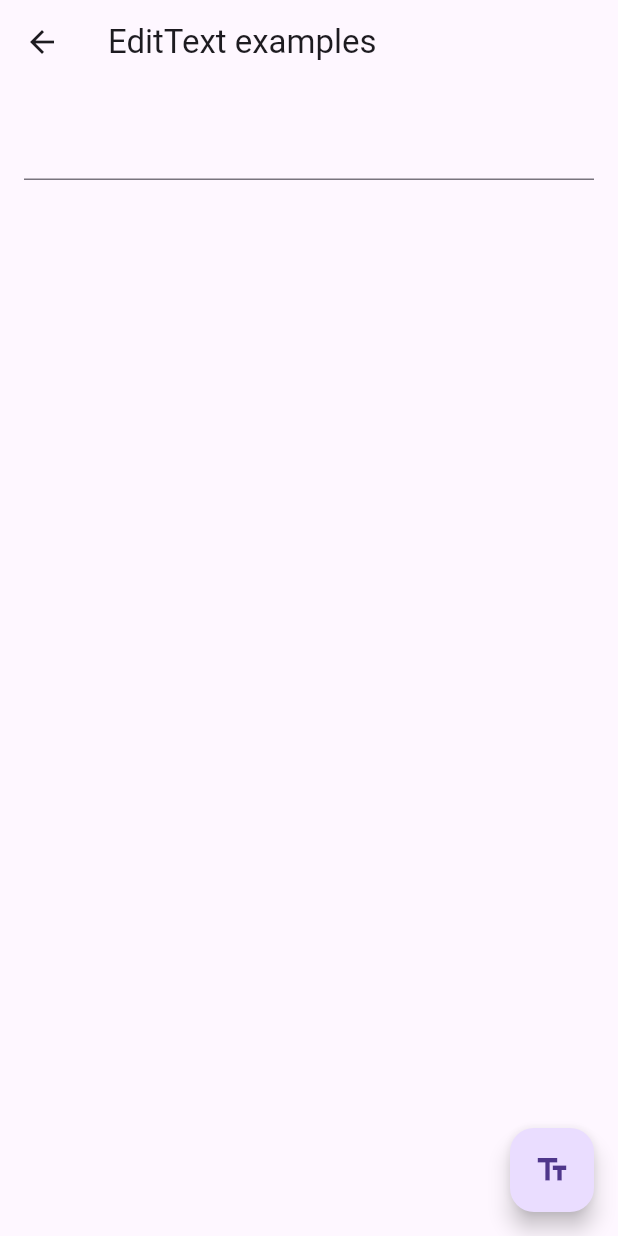
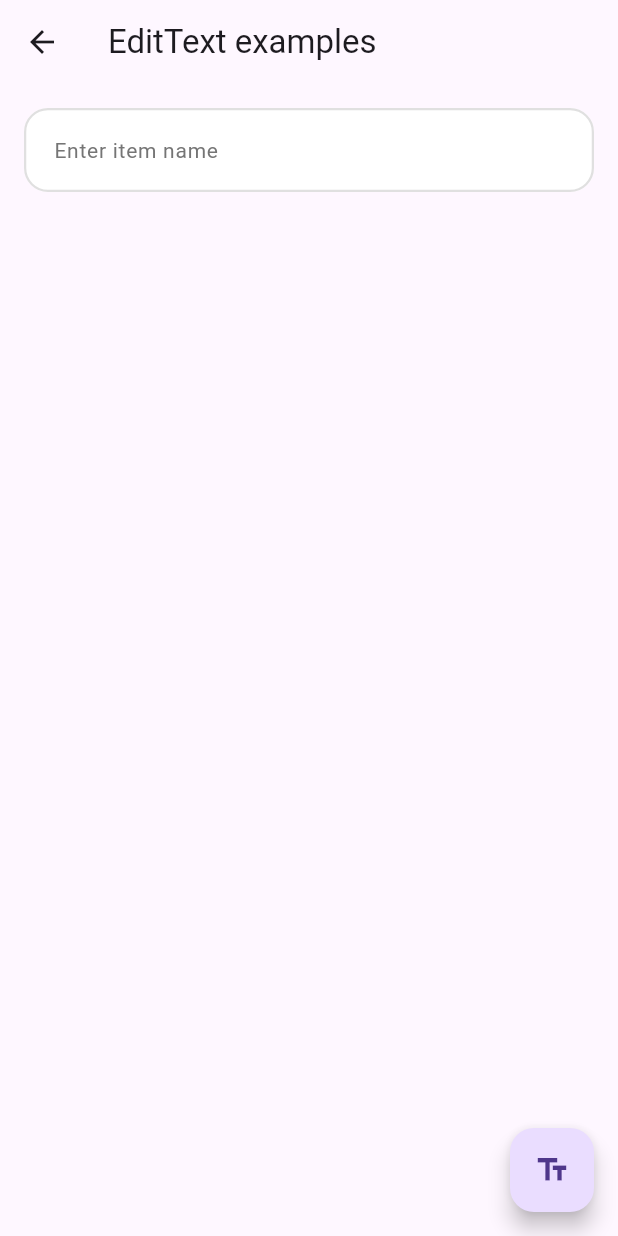
Before and after one commit to hvaandres/starving_flutter, a Flutter app: the CustomEditTextScreen screen opened directly, on a phone screen of 412 x 824 dp. Run offline on Flutter 3.47's test engine with Material 3 defaults, Android fonts, the phone set to English and light mode, and no system bars; our stand-ins replace flutter_dotenv.

Commit message:
[CBo] add improves

```diff
--- a/lib/shared/examples/screens/open_url_screen.dart
+++ b/lib/shared/examples/screens/open_url_screen.dart
@@ -7,6 +7,9 @@ class OpenUrlScreen extends StatelessWidget {
   @override
   Widget build(BuildContext context) {
     return Scaffold(
+      appBar: AppBar(
+        title: Text('Open url'),
+      ),
       body: Center(
         child: ElevatedButton(
           onPressed: _launchUrl,
--- a/lib/shared/widget/custom_edit_text.dart
+++ b/lib/shared/widget/custom_edit_text.dart
@@ -8,12 +8,34 @@ class CustomEditText extends StatelessWidget {
     required this.textController
   });
 
+  InputDecoration customInputDecoration(String hintText) {
+  return InputDecoration(
+    hintText: hintText,
+    hintStyle: TextStyle(color: Colors.grey[600], fontSize: 14),
+    filled: true,
+    fillColor: Colors.white,
+    contentPadding: EdgeInsets.symmetric(vertical: 16, horizontal: 16),
+    border: OutlineInputBorder(
+      borderRadius: BorderRadius.circular(16),
+      borderSide: BorderSide(color: Colors.grey[300]!, width: 1.5),
+    ),
+    focusedBorder: OutlineInputBorder(
+      borderRadius: BorderRadius.circular(16),
+      borderSide: BorderSide(color: Colors.blue, width: 2),
+    ),
+    enabledBorder: OutlineInputBorder(
+      borderRadius: BorderRadius.circular(16),
+      borderSide: BorderSide(color: Colors.grey[300]!, width: 1.5),
+    ),
+  );
+}
+
   @override
   Widget build(BuildContext context) {
     return Padding(
       padding: const EdgeInsets.all(16.0),
-      //! set design to EditText
       child: TextField(
+        decoration: customInputDecoration("Enter item name"),
         controller: textController,
       ),
     );
```
